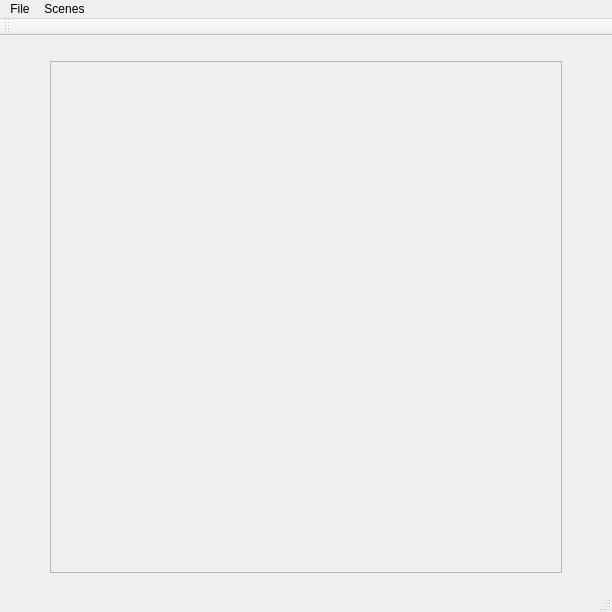
Qt form assignment_package/cis560_rasterizer_3d/mainwindow.ui (repoluo/Rasterizer) before a commit.
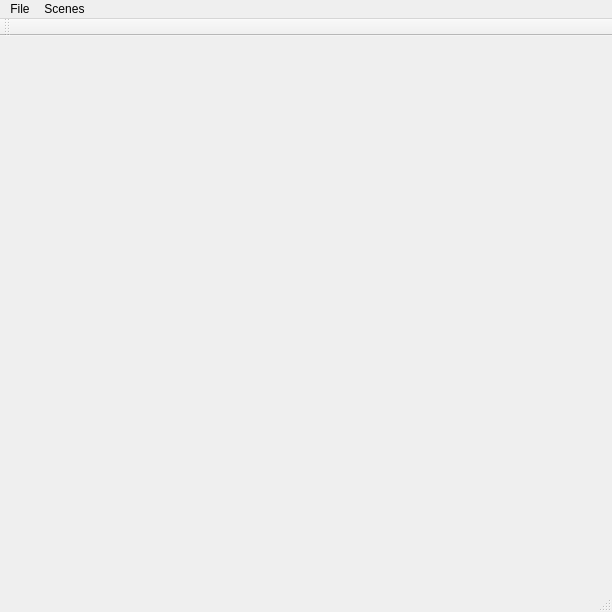
The same form after that commit.

```diff
--- a/assignment_package/cis560_rasterizer_3d/mainwindow.ui
+++ b/assignment_package/cis560_rasterizer_3d/mainwindow.ui
@@ -26,6 +26,9 @@
       <height>512</height>
      </rect>
     </property>
+    <property name="styleSheet">
+     <string notr="true">padding: 0px; border: 0px;</string>
+    </property>
     <property name="verticalScrollBarPolicy">
      <enum>Qt::ScrollBarAlwaysOff</enum>
     </property>
```
Left out of the diff: 2 changed lines with no effect on the pictures.
